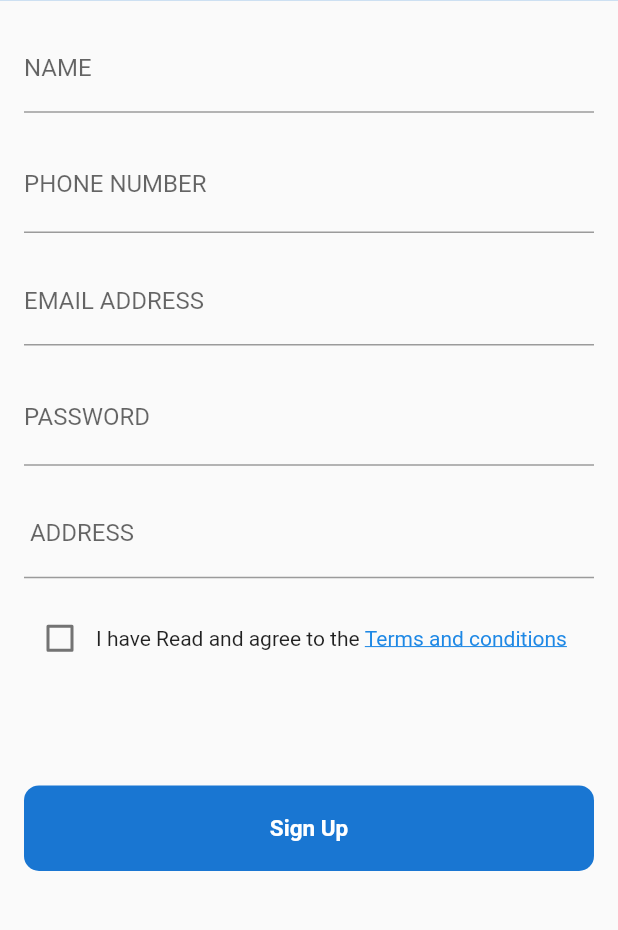
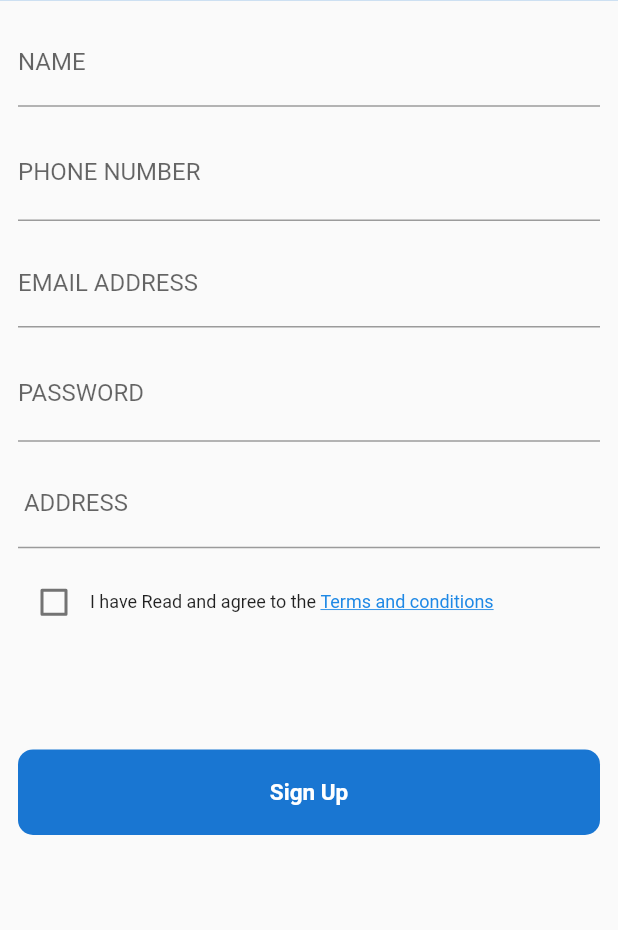
Before and after one commit to Muhammed-AbdelGhany/auth-home-task, a Flutter app: the SignUpScreen screen opened by its route, on a phone screen of 412 x 824 dp, the part 247-1177 px from its top. Run offline on Flutter 3.47's test engine with Material 2 defaults, Android fonts, the phone set to English and light mode, and no system bars; our stand-ins replace firebase_auth, firebase_core, smooth_star_rating; missing offline and left inert: auto_validate; accounts and stored records are empty.

Commit message:
fixed sign width error

```diff
--- a/lib/views/auth/login.dart
+++ b/lib/views/auth/login.dart
@@ -40,12 +40,12 @@ class _LoginScreenState extends State<LoginScreen> {
           .then((value) {
         Navigator.pushReplacementNamed(context, BottomBarScreen.routeName);
       });
-      Future.delayed(Duration(seconds: 2), () {
-        setState(() {
-          _isLoading = false;
-        });
+    }
+    Future.delayed(Duration(seconds: 2), () {
+      setState(() {
+        _isLoading = false;
       });
-    }
+    });
   }
 
   @override
--- a/lib/views/auth/signup.dart
+++ b/lib/views/auth/signup.dart
@@ -88,7 +88,7 @@ class _SignUpScreenState extends State<SignUpScreen> {
                   Form(
                     key: _formKey,
                     child: Padding(
-                      padding: const EdgeInsets.all(16),
+                      padding: const EdgeInsets.all(12),
                       child: Column(
                         children: [
                           TextFormField(
@@ -108,7 +108,7 @@ class _SignUpScreenState extends State<SignUpScreen> {
                             ),
                             onSaved: (newValue) => _name = newValue,
                           ),
-                          SizedBox(height: 16),
+                          SizedBox(height: 12),
                           TextFormField(
                             key: ValueKey('phoneNumber'),
                             validator: (value) => AutoValidate.phone(value)
@@ -131,7 +131,7 @@ class _SignUpScreenState extends State<SignUpScreen> {
                             ),
                             onSaved: (newValue) => _phoneNumber = newValue,
                           ),
-                          SizedBox(height: 16),
+                          SizedBox(height: 12),
                           TextFormField(
                             key: ValueKey('email'),
                             validator: (value) => AutoValidate.email(value)
@@ -154,7 +154,7 @@ class _SignUpScreenState extends State<SignUpScreen> {
                             ),
                             onSaved: (newValue) => _emailAdress = newValue,
                           ),
-                          SizedBox(height: 16),
+                          SizedBox(height: 12),
                           TextFormField(
                             key: ValueKey('password'),
                             validator: (value) => AutoValidate.password(value)
@@ -179,7 +179,7 @@ class _SignUpScreenState extends State<SignUpScreen> {
                             onSaved: (newValue) => _password = newValue,
                           ),
                           SizedBox(
-                            height: 16,
+                            height: 12,
                           ),
                           TextFormField(
                             key: ValueKey('Address'),
@@ -198,9 +198,8 @@ class _SignUpScreenState extends State<SignUpScreen> {
                             ),
                             onSaved: (newValue) => _address = newValue,
                           ),
-                          SizedBox(height: 16),
-                          Expanded(
-                            child: Row(
+                          SizedBox(height: 12),
+                          Row(
                             mainAxisAlignment: MainAxisAlignment.start,
                             children: [
                               Checkbox(
@@ -210,15 +209,18 @@ class _SignUpScreenState extends State<SignUpScreen> {
                                       _checkboxval = newVal;
                                     });
                                   }),
-                                Text("I have Read and agree to the "),
+                              Text(
+                                "I have Read and agree to the ",
+                                style: TextStyle(fontSize: 12),
+                              ),
                               Text(
                                 "Terms and conditions",
                                 style: TextStyle(
                                     decoration: TextDecoration.underline,
-                                      color: Colors.blue[600]),
+                                    color: Colors.blue[600],
+                                    fontSize: 12),
                               ),
                             ],
-                            ),
                           ),
                           SizedBox(
                             height: height * 0.09,
```
Lines whose indentation alone changed are shown as unchanged.
